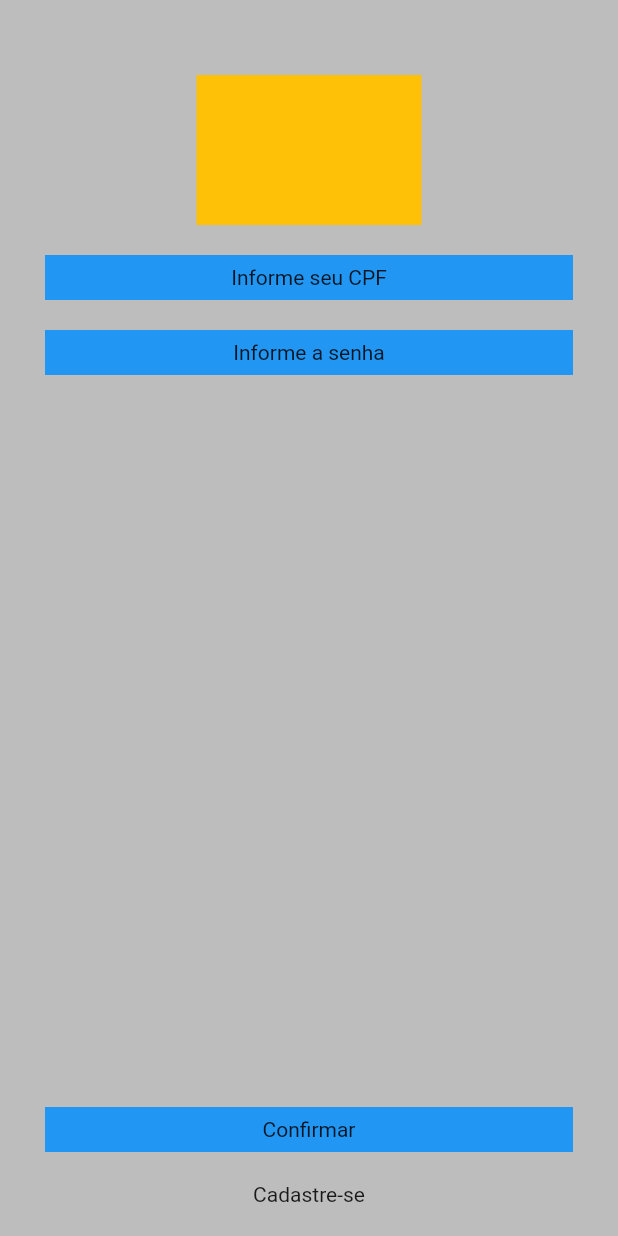
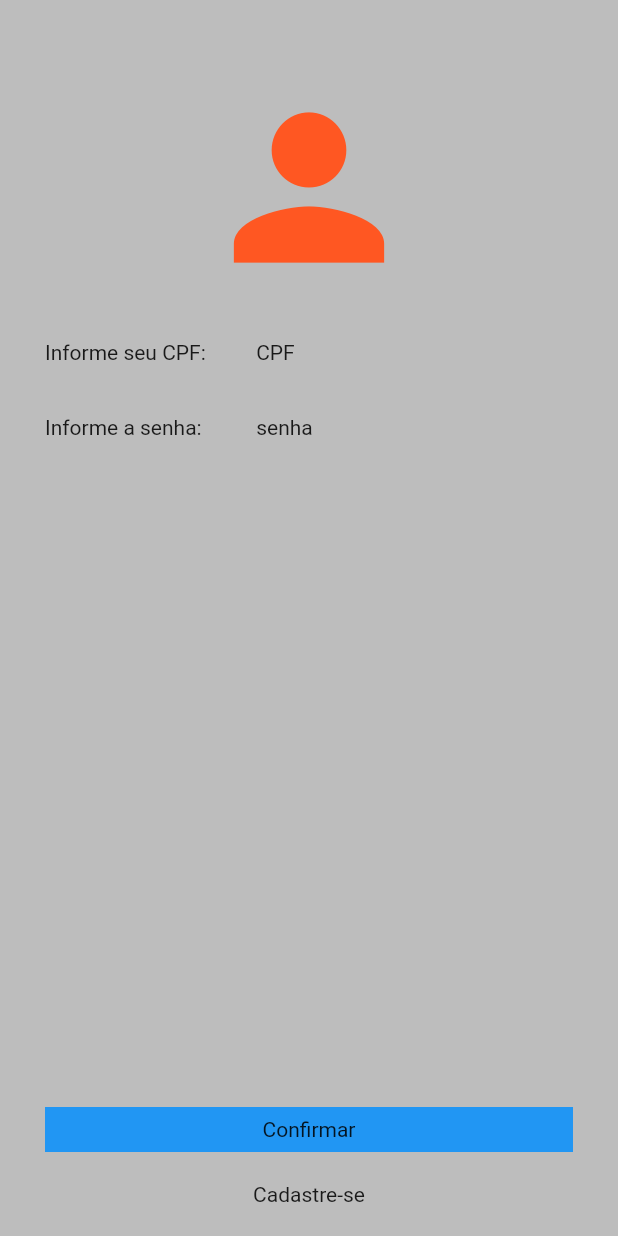
Before and after one commit to jfabiosan/trilhaapp, a Flutter app: the screen it shows after launch, on a phone screen of 412 x 824 dp. Run offline on Flutter 3.47's test engine with Material 2 defaults, Android fonts, the phone set to English and light mode, and no system bars; our stand-ins replace google_fonts.

Commit message:
Inserindo row e expanded no botao CPF e SENHA

```diff
--- a/lib/login_page.dart
+++ b/lib/login_page.dart
@@ -21,10 +21,10 @@ class _LoginPageState extends State<LoginPage> {
               const SizedBox(
                 height: 50,
               ),
-              Container(
-                width: 150,
-                height: 100,
-                color: Colors.amber,
+              const Icon(
+                Icons.person,
+                size: 150,
+                color: Colors.deepOrange,
               ),
               const SizedBox(
                 height: 20,
@@ -33,9 +33,14 @@ class _LoginPageState extends State<LoginPage> {
                 width: double.infinity,
                 height: 30,
                 margin: const EdgeInsets.symmetric(horizontal: 30),
-                color: Colors.blue,
+                //color: Colors.blue,
                 alignment: Alignment.center,
-                child: const Text("Informe seu CPF"),
+                child: const Row(
+                  children: [
+                    Expanded(flex: 2, child: Text("Informe seu CPF:")),
+                    Expanded(flex: 3, child: Text("CPF")),
+                  ],
+                ),
               ),
               const SizedBox(
                 height: 20,
@@ -44,9 +49,14 @@ class _LoginPageState extends State<LoginPage> {
                 width: double.infinity,
                 height: 30,
                 margin: const EdgeInsets.symmetric(horizontal: 30),
-                color: Colors.blue,
+                //color: Colors.blue,
                 alignment: Alignment.center,
-                child: const Text("Informe a senha"),
+                child: const Row(
+                  children: [
+                    Expanded(flex: 2, child: Text("Informe a senha:")),
+                    Expanded(flex: 3, child: Text("senha")),
+                  ],
+                ),
               ),
               Expanded(child: Container()),
               Container(
```
